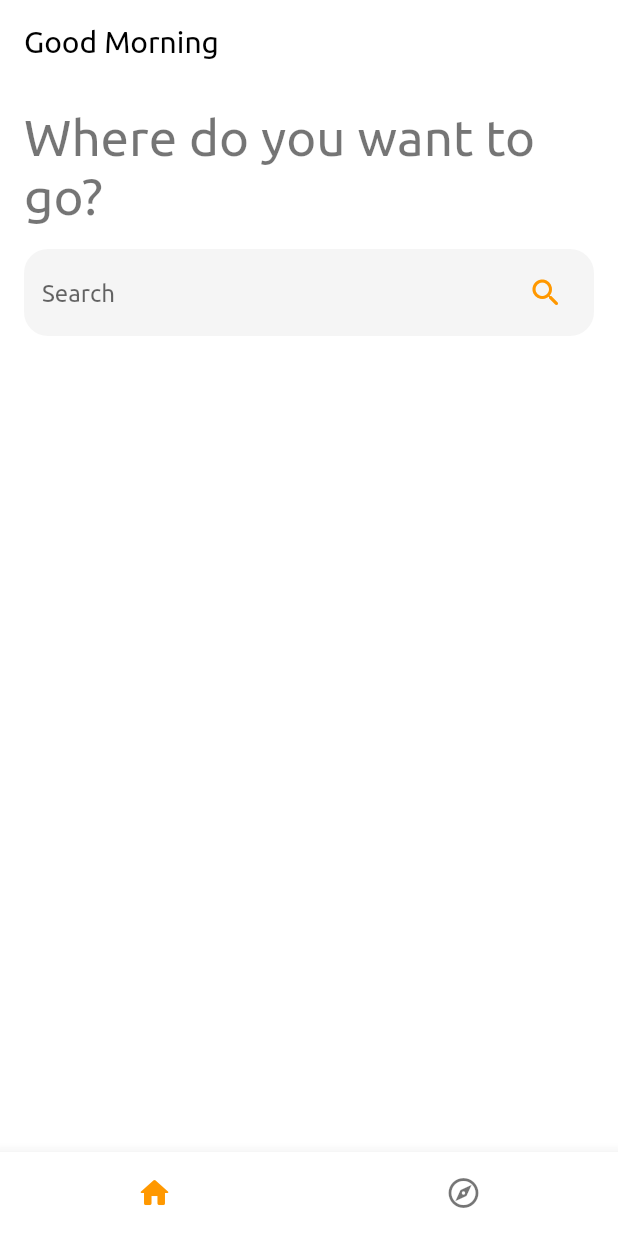
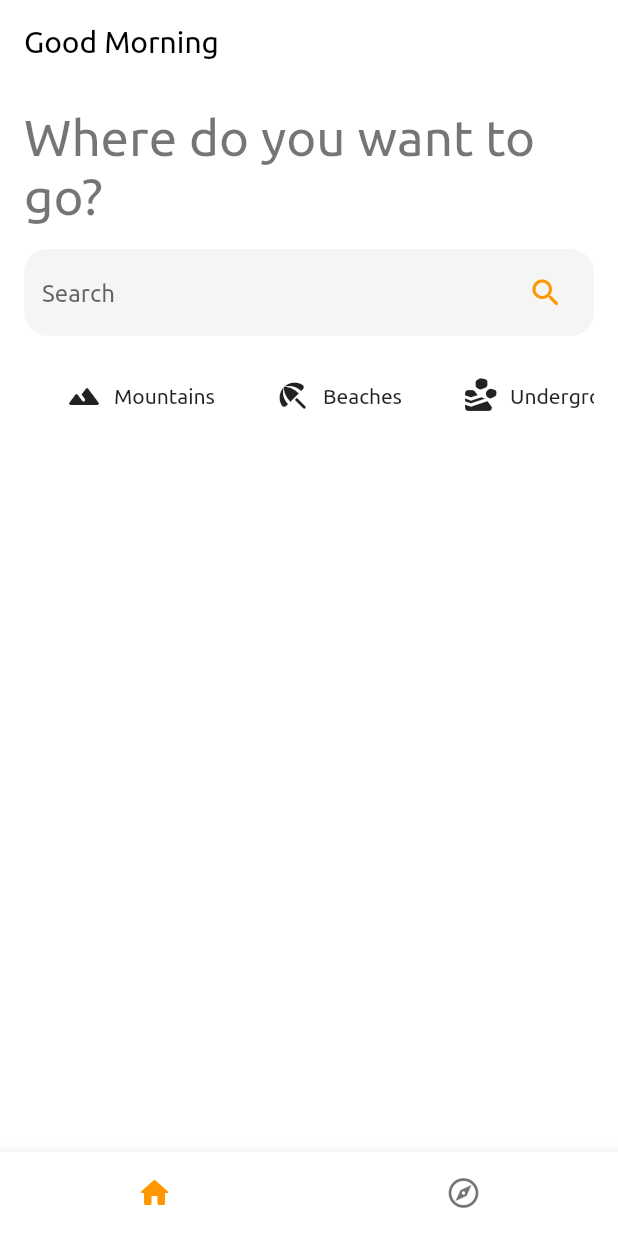
Before and after one commit to rezaageng/adventurers_guild, a Flutter app: the screen it shows after launch, on a phone screen of 412 x 824 dp. Run offline on Flutter 3.47's test engine with Material 2 defaults, Android fonts, the phone set to English and light mode, and no system bars.

Commit message:
feat(home): :sparkles: add categories

```diff
--- a/lib/screens/home.dart
+++ b/lib/screens/home.dart
@@ -1,5 +1,6 @@
 import 'package:flutter/material.dart';
 
+import '../widgets/categories.dart';
 import '../widgets/search_bar.dart';
 
 class Home extends StatelessWidget {
@@ -11,7 +12,10 @@ class Home extends StatelessWidget {
       padding: const EdgeInsets.all(16),
       child: ListView(
         physics: const BouncingScrollPhysics(),
-        children: const [SearchBar()],
+        children: const [
+          SearchBar(),
+          Categories(),
+        ],
       ),
     );
   }
--- /dev/null
+++ b/lib/widgets/categories.dart
@@ -0,0 +1,52 @@
+import 'package:flutter/material.dart';
+
+class Categories extends StatelessWidget {
+  const Categories({Key? key}) : super(key: key);
+
+  Widget _buildCategory(
+      BuildContext context, String title, IconData icon, List<double> margin) {
+    return Container(
+      margin: EdgeInsets.only(left: margin[0], right: margin[1]),
+      child: Material(
+        color: Theme.of(context).cardTheme.color,
+        borderRadius: BorderRadius.circular(16),
+        child: InkWell(
+          borderRadius: BorderRadius.circular(16),
+          onTap: () {},
+          child: Padding(
+            padding: const EdgeInsets.all(12),
+            child: Row(
+              children: [
+                Icon(icon),
+                const SizedBox(width: 8),
+                Text(title),
+              ],
+            ),
+          ),
+        ),
+      ),
+    );
+  }
+
+  @override
+  Widget build(BuildContext context) {
+    return Container(
+      margin: const EdgeInsets.only(top: 16),
+      child: SingleChildScrollView(
+        physics: const BouncingScrollPhysics(),
+        scrollDirection: Axis.horizontal,
+        child: Row(
+          children: [
+            _buildCategory(
+                context, 'Mountains', Icons.landscape_rounded, [16, 8]),
+            _buildCategory(
+                context, 'Beaches', Icons.beach_access_rounded, [8, 8]),
+            _buildCategory(
+                context, 'Undergrounds', Icons.landslide_rounded, [8, 8]),
+            _buildCategory(context, 'forests', Icons.forest_rounded, [8, 16]),
+          ],
+        ),
+      ),
+    );
+  }
+}
```
